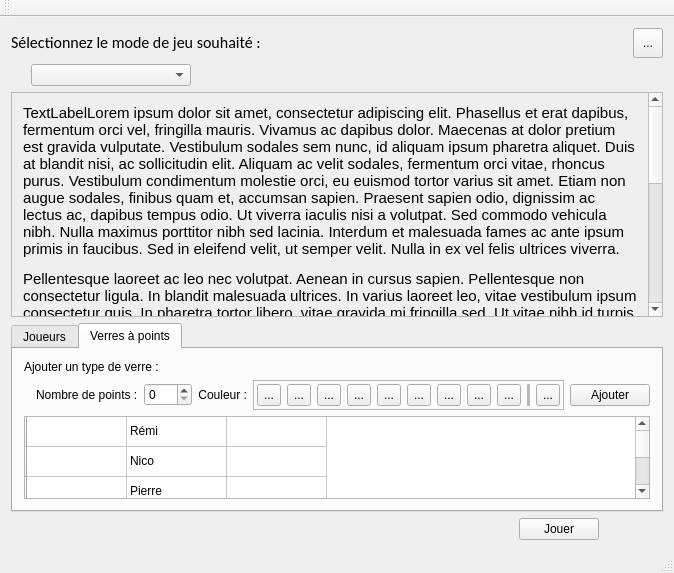
First picture: the form in BeerPong-Ultimate/src/gui/QtGUI/QtGUI.ui, repository rchaucha/BeerPong-Evoled, before the edit.
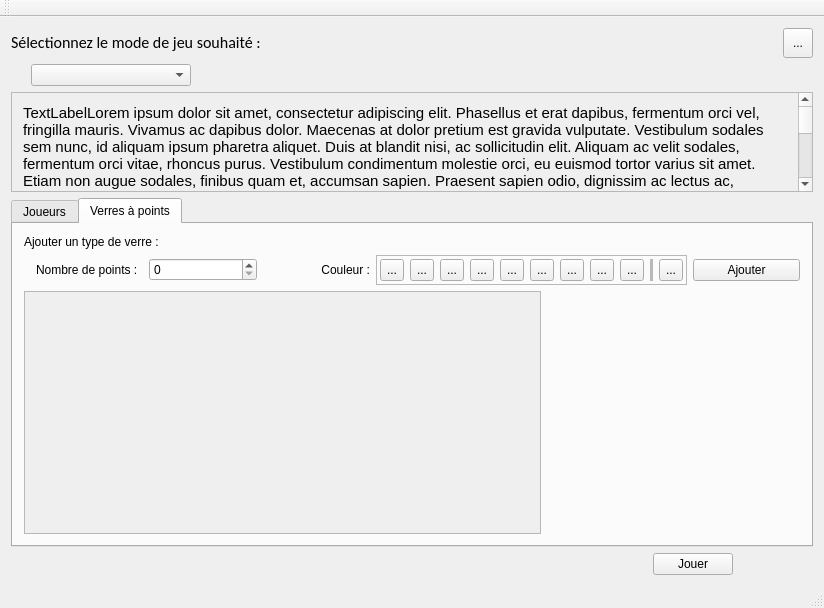
Second picture: the form after the edit. The open tabs and pages were chosen to show the change. Icons and pictures are not drawn.

What changed in the file:
```diff
--- a/BeerPong-Ultimate/src/gui/QtGUI/QtGUI.ui
+++ b/BeerPong-Ultimate/src/gui/QtGUI/QtGUI.ui
@@ -6,8 +6,8 @@
    <rect>
     <x>0</x>
     <y>0</y>
-    <width>674</width>
-    <height>573</height>
+    <width>824</width>
+    <height>608</height>
    </rect>
   </property>
   <property name="windowTitle">
@@ -24,7 +24,7 @@
    </size>
   </property>
   <widget class="QWidget" name="centralWidget">
-   <layout class="QVBoxLayout" name="verticalLayout">
+   <layout class="QVBoxLayout" name="verticalLayout" stretch="0,0,2,7,0">
     <property name="sizeConstraint">
      <enum>QLayout::SetMinimumSize</enum>
     </property>
@@ -154,8 +154,8 @@
         <rect>
          <x>0</x>
          <y>0</y>
-         <width>637</width>
-         <height>646</height>
+         <width>787</width>
+         <height>546</height>
         </rect>
        </property>
        <layout class="QVBoxLayout" name="verticalLayout_2">
@@ -529,7 +529,7 @@
        <attribute name="title">
         <string>Verres à points</string>
        </attribute>
-       <layout class="QVBoxLayout" name="verticalLayout_3">
+       <layout class="QVBoxLayout" name="verticalLayout_3" stretch="0,0,1">
         <item>
          <widget class="QLabel" name="label_5">
           <property name="text">
@@ -803,75 +803,39 @@
          </layout>
         </item>
         <item>
-         <widget class="QTableWidget" name="points_table">
-          <property name="autoScroll">
-           <bool>true</bool>
-          </property>
-          <property name="showGrid">
-           <bool>true</bool>
-          </property>
-          <attribute name="horizontalHeaderVisible">
-           <bool>false</bool>
-          </attribute>
-          <attribute name="verticalHeaderVisible">
-           <bool>true</bool>
-          </attribute>
-          <row>
-           <property name="text">
-            <string/>
-           </property>
-          </row>
-          <row>
-           <property name="text">
-            <string/>
-           </property>
-          </row>
-          <row>
-           <property name="text">
-            <string/>
-           </property>
-          </row>
-          <row>
-           <property name="text">
-            <string/>
-           </property>
-          </row>
-          <column>
-           <property name="text">
-            <string>suppr</string>
-           </property>
-          </column>
-          <column>
-           <property name="text">
-            <string>name</string>
-           </property>
-          </column>
-          <column>
-           <property name="text">
-            <string>color</string>
-           </property>
-          </column>
-          <item row="0" column="1">
-           <property name="text">
-            <string>Rémi</string>
-           </property>
+         <layout class="QHBoxLayout" name="horizontalLayout_9" stretch="2,1">
+          <item>
+           <widget class="QScrollArea" name="scrollArea_2">
+            <property name="widgetResizable">
+             <bool>true</bool>
+            </property>
+            <widget class="QWidget" name="scrollAreaWidgetContents_3">
+             <property name="geometry">
+              <rect>
+               <x>0</x>
+               <y>0</y>
+               <width>514</width>
+               <height>223</height>
+              </rect>
+             </property>
+             <layout class="QVBoxLayout" name="verticalLayout_6"/>
+            </widget>
+           </widget>
           </item>
-          <item row="1" column="1">
-           <property name="text">
-            <string>Nico</string>
-           </property>
+          <item>
+           <spacer name="horizontalSpacer_7">
+            <property name="orientation">
+             <enum>Qt::Horizontal</enum>
+            </property>
+            <property name="sizeHint" stdset="0">
+             <size>
+              <width>40</width>
+              <height>20</height>
+             </size>
+            </property>
+           </spacer>
           </item>
-          <item row="2" column="1">
-           <property name="text">
-            <string>Pierre</string>
-           </property>
-          </item>
-          <item row="3" column="1">
-           <property name="text">
-            <string>Benjamin</string>
-           </property>
-          </item>
-         </widget>
+         </layout>
         </item>
        </layout>
       </widget>
```
Left out of the diff: 8 changed lines with no effect on the pictures.
